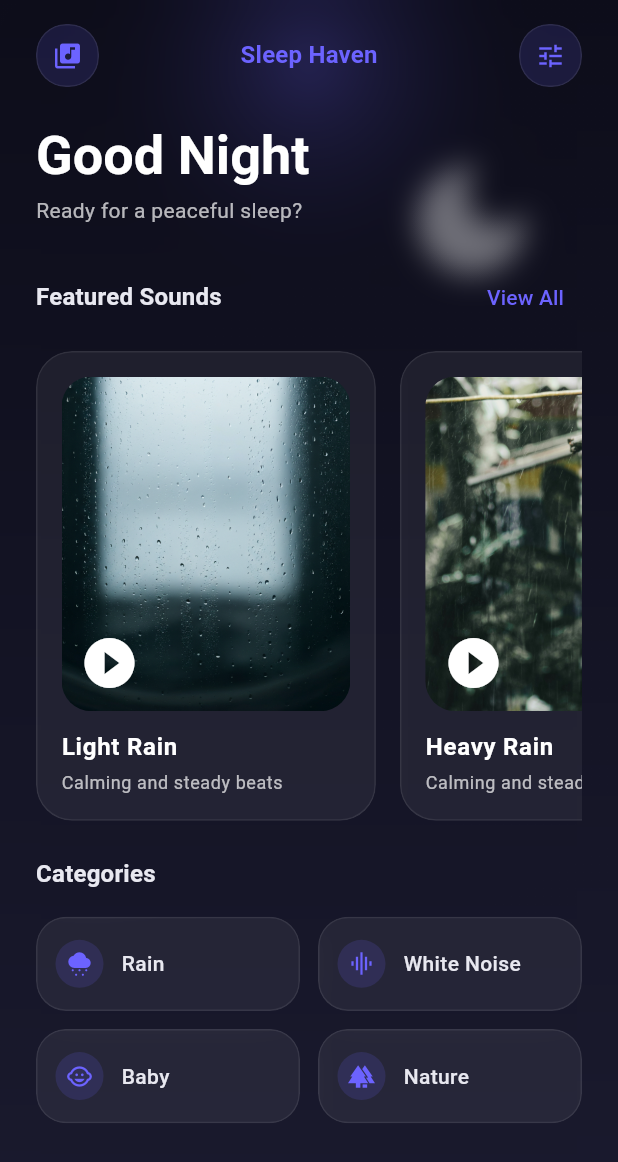
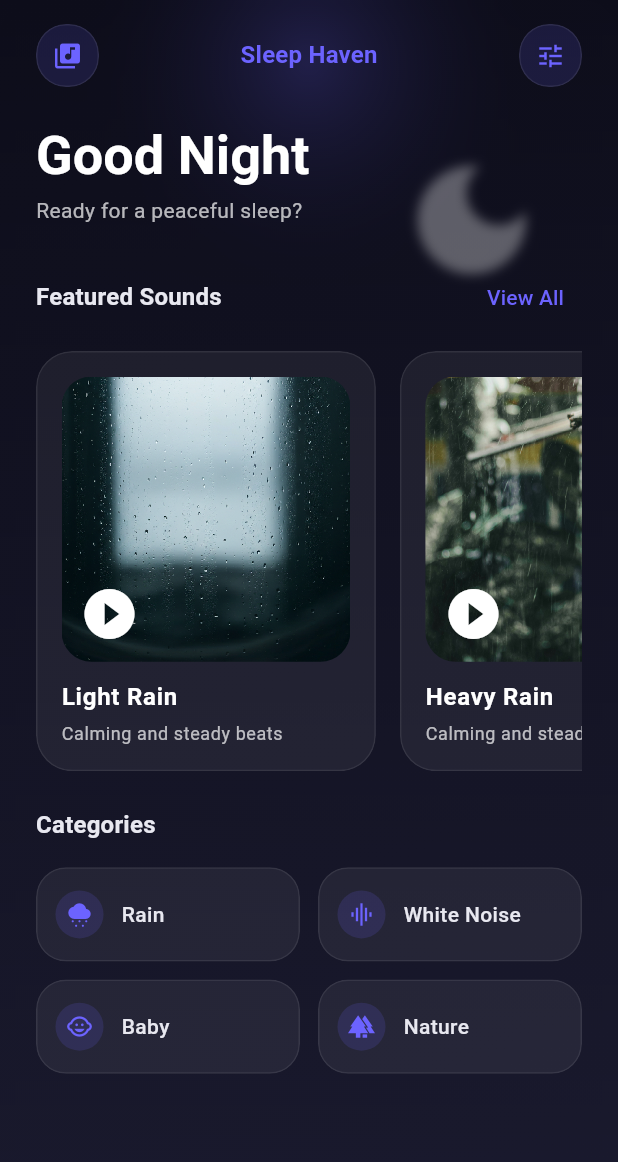
Before and after one commit to Penz7/sleep_heaven, a Flutter app: the HomeView screen opened by its route, on a phone screen of 412 x 824 dp. Shown: the top 1162 px of the screen. Run offline on Flutter 3.47's test engine with Material 3 defaults, Android fonts, the phone set to English and light mode, and no system bars; our stand-ins replace audio_service, connectivity_plus, flutter_screenutil, flutter_secure_storage, get, hive_flutter and 2 more; missing offline and left inert: audio_session; accounts and stored records are empty.

Commit message:
update fix

```diff
--- a/sleep_heaven/lib/features/home/views/home_view.dart
+++ b/sleep_heaven/lib/features/home/views/home_view.dart
@@ -109,13 +109,13 @@ class _AmbientBackground extends StatelessWidget {
             child: ClipRRect(
               borderRadius: BorderRadius.circular(24),
               child: BackdropFilter(
-                filter: ImageFilter.blur(sigmaX: 10, sigmaY: 10),
+                filter: ImageFilter.blur(sigmaX: 4, sigmaY: 4),
                 child: Container(
                   decoration: BoxDecoration(
                     gradient: LinearGradient(
                       colors: [
-                        AppColors.backgroundDark.opacityColor(0.01),
-                        AppColors.cardDark.opacityColor(0.01),
+                        AppColors.backgroundDark.opacityColor(0.18),
+                        AppColors.cardDark.opacityColor(0.18),
                       ],
                       begin: Alignment.topLeft,
                       end: Alignment.bottomRight,
@@ -221,7 +221,8 @@ class _FeaturedSection extends StatelessWidget {
         ),
         const SizedBox(height: 12),
         SizedBox(
-          height: size.height * 0.38,
+          height: size.height * 0.34,
+          child: RepaintBoundary(
             child: GetBuilder<HomeController>(
               builder: (_) {
                 final sounds = controller.featuredSounds;
@@ -231,6 +232,7 @@ class _FeaturedSection extends StatelessWidget {
 
                 return ListView.separated(
                   scrollDirection: Axis.horizontal,
+                  cacheExtent: size.width,
                   itemCount: sounds.length,
                   separatorBuilder: (_, _) => const SizedBox(width: 16),
                   itemBuilder: (context, index) {
@@ -238,10 +240,12 @@ class _FeaturedSection extends StatelessWidget {
                     return _FeaturedSoundCard(
                       sound: sound,
                       onTap: () => Get.toNamed(Routes.player, arguments: sound),
+                      width: size.width * 0.55,
                     );
                   },
                 );
               },
+            ),
           ),
         ),
       ],
@@ -374,20 +378,18 @@ class _GlassContainer extends StatelessWidget {
     this.padding,
     this.borderRadius = 24,
     this.backgroundColor,
+    this.useBlur = false,
   });
 
   final Widget child;
   final EdgeInsetsGeometry? padding;
   final double borderRadius;
   final Color? backgroundColor;
+   final bool useBlur;
 
   @override
   Widget build(BuildContext context) {
-    return ClipRRect(
-      borderRadius: BorderRadius.circular(borderRadius),
-      child: BackdropFilter(
-        filter: ImageFilter.blur(sigmaX: 12, sigmaY: 12),
-        child: Container(
+    final content = Container(
       padding: padding ?? const EdgeInsets.all(12),
       decoration: BoxDecoration(
         borderRadius: BorderRadius.circular(borderRadius),
@@ -395,28 +397,40 @@ class _GlassContainer extends StatelessWidget {
         border: Border.all(color: Colors.white.opacityColor(0.08)),
       ),
       child: child,
-        ),
-      ),
+    );
+
+    return ClipRRect(
+      borderRadius: BorderRadius.circular(borderRadius),
+      child: useBlur
+          ? BackdropFilter(
+              filter: ImageFilter.blur(sigmaX: 12, sigmaY: 12),
+              child: content,
+            )
+          : content,
     );
   }
 }
 
 class _FeaturedSoundCard extends StatelessWidget {
-  const _FeaturedSoundCard({required this.sound, required this.onTap});
+  const _FeaturedSoundCard({
+    required this.sound,
+    required this.onTap,
+    required this.width,
+  });
 
   final SoundModel sound;
   final VoidCallback onTap;
+  final double width;
 
   @override
   Widget build(BuildContext context) {
-    final size = MediaQuery.of(context).size;
-    final cardWidth = size.width * 0.55;
-
     return SizedBox(
-      width: cardWidth,
+      width: width,
+      child: RepaintBoundary(
         child: _GlassContainer(
           padding: const EdgeInsets.all(16),
           borderRadius: 24,
+          useBlur: false,
           child: Column(
             crossAxisAlignment: CrossAxisAlignment.start,
             children: [
@@ -426,7 +440,12 @@ class _FeaturedSoundCard extends StatelessWidget {
                   child: Stack(
                     children: [
                       Positioned.fill(
-                      child: Image.asset(sound.imagePath, fit: BoxFit.cover),
+                        child: Image.asset(
+                          sound.imagePath,
+                          fit: BoxFit.cover,
+                          filterQuality: FilterQuality.none,
+                          cacheWidth: 600,
+                        ),
                       ),
                       Align(
                         alignment: Alignment.bottomLeft,
@@ -468,6 +487,7 @@ class _FeaturedSoundCard extends StatelessWidget {
             ],
           ),
         ),
+      ),
     );
   }
 }
--- a/sleep_heaven/lib/features/library/views/library_view.dart
+++ b/sleep_heaven/lib/features/library/views/library_view.dart
@@ -235,7 +235,7 @@ class _BubbleSoundCard extends StatelessWidget {
         child: Container(
           padding: const EdgeInsets.all(16),
           decoration: BoxDecoration(
-            borderRadius: BorderRadius.circular(28),
+            borderRadius: BorderRadius.circular(40),
             color: Colors.white.opacityColor(0.04),
           ),
           child: Column(
```
Also changed, not shown: 2 other files. Lines whose indentation alone changed are shown as unchanged.
